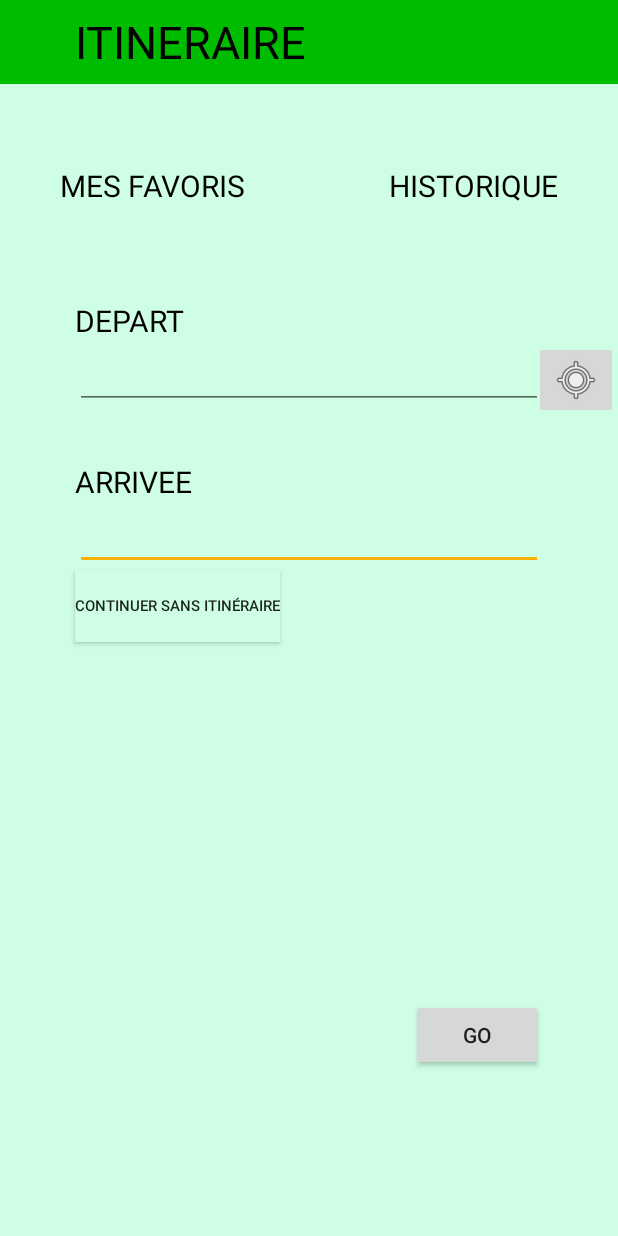
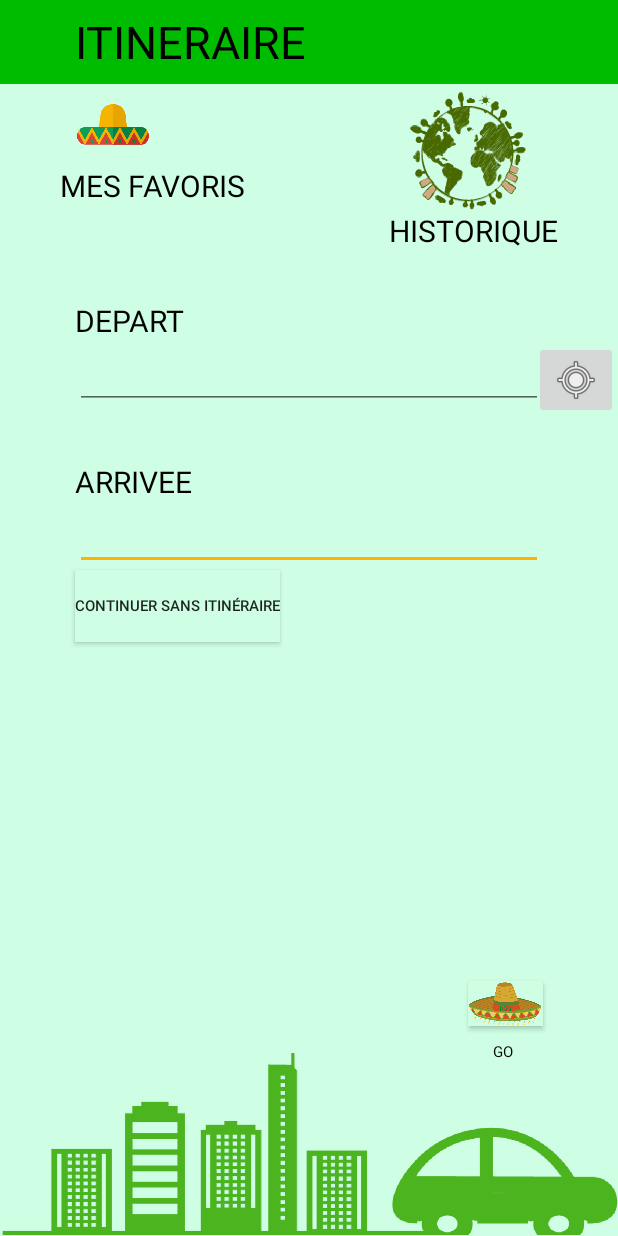
Before and after one commit to AnneMaelle/LocationUpdates, an Android app: the Itineraire screen opened directly, with no data from a screen before it, on a phone screen of 412 x 824 dp. Run offline under Robolectric (Android 15) with nearby library versions, the phone set to English and light mode, and no system bars.

Commit message:
Maj Itineraire

```diff
--- a/app/src/main/res/layout/activity_itineraire.xml
+++ b/app/src/main/res/layout/activity_itineraire.xml
@@ -26,17 +26,18 @@
     <ImageView
         android:id="@+id/backgroundDeco"
         android:layout_width="match_parent"
-        android:layout_height="100dp"
+        android:layout_height="130dp"
         android:layout_alignParentBottom="true"
-        android:layout_alignParentLeft="true" />
+        android:layout_alignParentLeft="true"
+        android:background="@drawable/background"/>
 
     <ImageView
         android:id="@+id/favoritesButton"
         android:layout_width="50dp"
         android:layout_height="50dp"
-        android:layout_marginLeft="70dp"
+        android:layout_marginLeft="50dp"
         android:layout_marginTop="60dp"
-        android:clickable="true" />
+        android:background="@drawable/favorites" />
 
     <TextView
         android:id="@+id/favoritesText"
@@ -51,12 +52,12 @@
 
     <ImageView
         android:id="@+id/historyButton"
-        android:layout_width="50dp"
-        android:layout_height="50dp"
+        android:layout_width="80dp"
+        android:layout_height="80dp"
         android:layout_alignTop="@+id/favoritesButton"
-        android:clickable="true"
         android:layout_alignParentRight="true"
-        android:layout_marginRight="70dp" />
+        android:layout_marginRight="60dp"
+        android:background="@drawable/history"/>
 
     <TextView
         android:id="@+id/historyText"
@@ -129,13 +130,24 @@
 
     <Button
         android:id="@+id/letsGoButton"
+        android:layout_width="50dp"
+        android:layout_height="30dp"
+        android:layout_above="@+id/backgroundDeco"
+        android:onClick="goGPS"
+        android:background="@drawable/hat"
+        android:layout_alignRight="@+id/to"
+        android:layout_marginBottom="10dp" />
+
+    <TextView
+        android:id="@+id/goText"
         android:layout_width="wrap_content"
         android:layout_height="wrap_content"
-        android:layout_above="@+id/backgroundDeco"
-        android:text="Go"
-        android:onClick="goGPS"
-        android:layout_alignRight="@+id/to"
-        android:layout_marginBottom="10dp" />
+        android:text="GO"
+        android:textColor="#000000"
+        android:layout_below="@+id/letsGoButton"
+        android:layout_alignParentRight="true"
+        android:layout_marginRight="70dp"
+        android:textSize="10dp" />
 
     <ImageButton
         android:id="@+id/originGivenButton"
```
